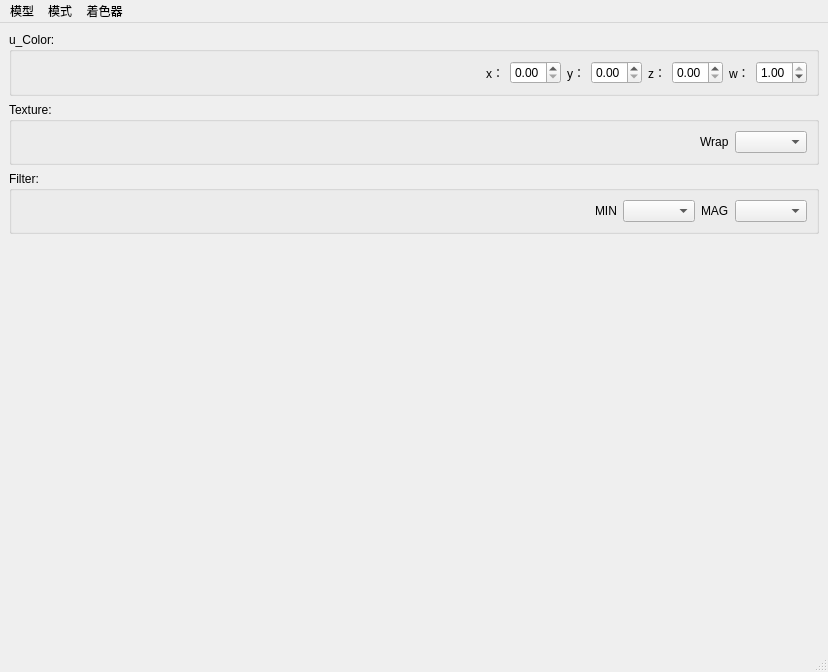
Old version of the form mainwindow.ui in the repository WeiMuYang/rendering-tool.
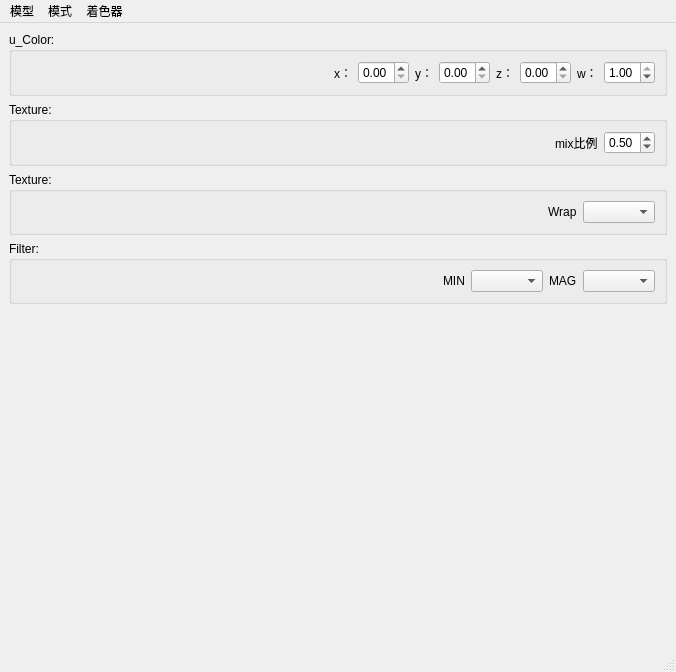
New version of the form. Custom widgets are drawn as their Qt base class.

```diff
--- a/mainwindow.ui
+++ b/mainwindow.ui
@@ -6,7 +6,7 @@
    <rect>
     <x>0</x>
     <y>0</y>
-    <width>828</width>
+    <width>676</width>
     <height>672</height>
    </rect>
   </property>
@@ -114,6 +114,54 @@
       </layout>
      </widget>
     </item>
+    <item>
+     <widget class="QGroupBox" name="TexTureMixBox">
+      <property name="minimumSize">
+       <size>
+        <width>0</width>
+        <height>50</height>
+       </size>
+      </property>
+      <property name="title">
+       <string>Texture:</string>
+      </property>
+      <layout class="QHBoxLayout" name="horizontalLayout_4">
+       <item>
+        <spacer name="horizontalSpacer_4">
+         <property name="orientation">
+          <enum>Qt::Horizontal</enum>
+         </property>
+         <property name="sizeHint" stdset="0">
+          <size>
+           <width>40</width>
+           <height>20</height>
+          </size>
+         </property>
+        </spacer>
+       </item>
+       <item>
+        <widget class="QLabel" name="label_6">
+         <property name="text">
+          <string>mix比例</string>
+         </property>
+        </widget>
+       </item>
+       <item>
+        <widget class="QDoubleSpinBox" name="texMixSpinBox">
+         <property name="maximum">
+          <double>1.000000000000000</double>
+         </property>
+         <property name="singleStep">
+          <double>0.100000000000000</double>
+         </property>
+         <property name="value">
+          <double>0.500000000000000</double>
+         </property>
+        </widget>
+       </item>
+      </layout>
+     </widget>
+    </item>
     <item>
      <widget class="QGroupBox" name="TexTureBox">
       <property name="minimumSize">
@@ -217,7 +265,7 @@
     <rect>
      <x>0</x>
      <y>0</y>
-     <width>828</width>
+     <width>676</width>
      <height>21</height>
     </rect>
    </property>
```
